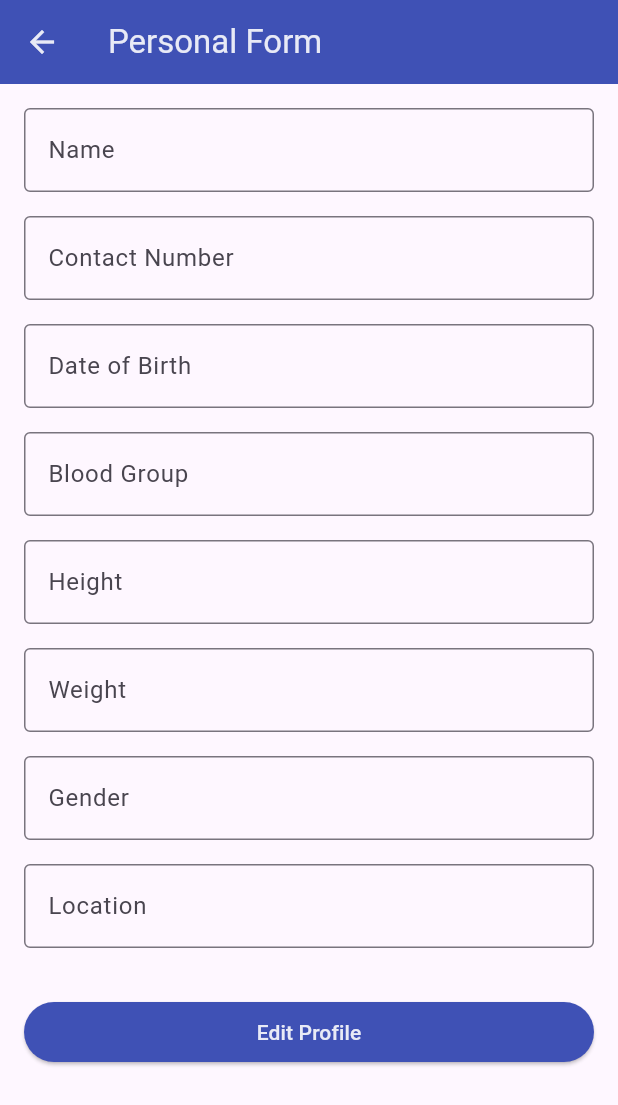
After one commit to Krutarth0927/doctor, a Flutter app: the Displayprofilescreen screen opened directly, on a phone screen of 412 x 824 dp. The commit adds this screen. Shown: the top 1105 px of the screen. Run offline on Flutter 3.47's test engine with Material 3 defaults, Android fonts, the phone set to English and light mode, and no system bars; our stand-ins replace firebase_core, get, image_picker; accounts and stored records are empty.

Commit message:
commit message

```diff
--- a/lib/bottomnav/bottomnav.dart
+++ b/lib/bottomnav/bottomnav.dart
@@ -1,4 +1,5 @@
 import 'package:d2/other/color.dart';
+import 'package:d2/user%20profile/displayprofile%20screen.dart';
 import 'package:d2/user/home.dart';
 import 'package:flutter/material.dart';
 import '../doctor category/doctorbooking.dart';
@@ -32,7 +33,7 @@ class _BottomNavExampleState extends State<BottomNavExample> {
     HomePage(),
     doctorca(),
     DoctorBookingPage(),
-    ProfileFormPage(),
+    Displayprofilescreen(),
 
   ];
 
--- a/lib/controller/controller.dart
+++ b/lib/controller/controller.dart
@@ -1,5 +1,6 @@
 import 'package:d2/doctor%20category/allcategory.dart';
 import 'package:d2/menu/reminder.dart';
+import 'package:d2/user%20profile/displayprofile%20screen.dart';
 import 'package:d2/user%20profile/profile.dart';
 import 'package:flutter/material.dart';
 import 'package:get/get.dart';
@@ -16,7 +17,7 @@ class HomeController extends GetxController {
   }
   // Example function to simulate an action (e.g., onTap behavior)
   void onProfileTapped() {
-   Get.to(()=>ProfileFormPage());
+   Get.to(()=>Displayprofilescreen());
   }
 
   void onSettingsTapped() {
--- a/lib/otp/login.dart
+++ b/lib/otp/login.dart
@@ -2,6 +2,8 @@ import 'package:d2/bottomnav/bottomnav.dart';
 import 'package:flutter/material.dart';
 import 'package:get/get.dart';
 import 'package:d2/other/color.dart';
+
+import '../user profile/profile.dart';
 
 class login extends StatefulWidget {
   const login({super.key});
@@ -216,7 +218,7 @@ class OTPScreen extends StatelessWidget {
                       .map((controller) => controller.text)
                       .join();
                   print("Entered OTP: $otp");
-                  Get.to(() => bottomnav());
+                  Get.to(() => PersonalForm());
                 },
                 child: Text(
                   "Continue",
--- /dev/null
+++ b/lib/user profile/displayprofile screen.dart
@@ -0,0 +1,138 @@
+import 'package:flutter/material.dart';
+import 'package:get/get.dart';
+
+import '../other/color.dart';
+
+class Displayprofilescreen extends StatefulWidget {
+  const Displayprofilescreen({super.key});
+
+  @override
+  State<Displayprofilescreen> createState() => _DisplayProfileScreenState();
+}
+
+class _DisplayProfileScreenState extends State<Displayprofilescreen> {
+  final TextEditingController nameController = TextEditingController();
+  final TextEditingController contactController = TextEditingController();
+  final TextEditingController dobController = TextEditingController();
+  final TextEditingController bloodGroupController = TextEditingController();
+  final TextEditingController heightController = TextEditingController();
+  final TextEditingController weightController = TextEditingController();
+  final TextEditingController genderController = TextEditingController();
+  final TextEditingController locationController = TextEditingController();
+
+  @override
+  Widget build(BuildContext context) {
+    return Scaffold(
+      appBar: AppBar(
+        leading: InkWell(
+          onTap: () => Get.back(),
+          child: const Icon(Icons.arrow_back, color: AppColors.text),
+        ),
+        backgroundColor: AppColors.primary,
+        title: const Text(
+          "Personal Form",
+          style: TextStyle(color: AppColors.text),
+        ),
+      ),
+      body: SingleChildScrollView(
+        padding: const EdgeInsets.all(16.0),
+        child: Column(
+          crossAxisAlignment: CrossAxisAlignment.start,
+          children: [
+            TextField(
+              controller: nameController,
+              decoration: const InputDecoration(
+                hintText: 'Enter your name',
+                labelText: 'Name',
+                border: OutlineInputBorder(),
+              ),
+            ),
+            const SizedBox(height: 16),
+            TextField(
+              controller: contactController,
+              keyboardType: TextInputType.phone,
+              decoration: const InputDecoration(
+                hintText: 'Enter your contact number',
+                labelText: 'Contact Number',
+                border: OutlineInputBorder(),
+              ),
+            ),
+            const SizedBox(height: 16),
+            TextField(
+              controller: dobController,
+              decoration: const InputDecoration(
+                hintText: 'Enter your date of birth',
+                labelText: 'Date of Birth',
+                border: OutlineInputBorder(),
+              ),
+            ),
+            const SizedBox(height: 16),
+            TextField(
+              controller: bloodGroupController,
+              decoration: const InputDecoration(
+                hintText: 'Enter your blood group',
+                labelText: 'Blood Group',
+                border: OutlineInputBorder(),
+              ),
+            ),
+            const SizedBox(height: 16),
+            TextField(
+              controller: heightController,
+              keyboardType: TextInputType.number,
+              decoration: const InputDecoration(
+                hintText: 'Enter your height (in cm)',
+                labelText: 'Height',
+                border: OutlineInputBorder(),
+              ),
+            ),
+            const SizedBox(height: 16),
+            TextField(
+              controller: weightController,
+              keyboardType: TextInputType.number,
+              decoration: const InputDecoration(
+                hintText: 'Enter your weight (in kg)',
+                labelText: 'Weight',
+                border: OutlineInputBorder(),
+              ),
+            ),
+            const SizedBox(height: 16),
+            TextField(
+              controller: genderController,
+              decoration: const InputDecoration(
+                hintText: 'Enter your gender',
+                labelText: 'Gender',
+                border: OutlineInputBorder(),
+              ),
+            ),
+            const SizedBox(height: 16),
+            TextField(
+              controller: locationController,
+              decoration: const InputDecoration(
+                hintText: 'Enter your location',
+                labelText: 'Location',
+                border: OutlineInputBorder(),
+              ),
+            ),
+            const SizedBox(height: 32),
+            SizedBox(
+              width: double.infinity,
+              child: ElevatedButton(
+                onPressed: () {
+                  // Handle the update functionality here
+                  print("Profile Updated");
+                },
+                style: ElevatedButton.styleFrom(
+                  backgroundColor: AppColors.primary,
+                ),
+                child: const Text(
+                  'Edit Profile',
+                  style: TextStyle(color: AppColors.text),
+                ),
+              ),
+            ),
+          ],
+        ),
+      ),
+    );
+  }
+}
```
Also changed, not shown: lib/controller/usercontroller.dart (+0 -8 lines), lib/onbording/onbording.dart (+46 -43 lines), lib/user profile/profile.dart (+186 -283 lines).
